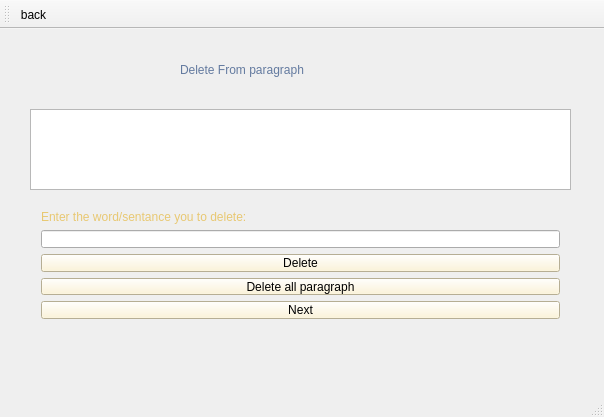
Old version of the form DeletePage.ui in the repository Rrr3rrr2004/Word-Frequency-Count.
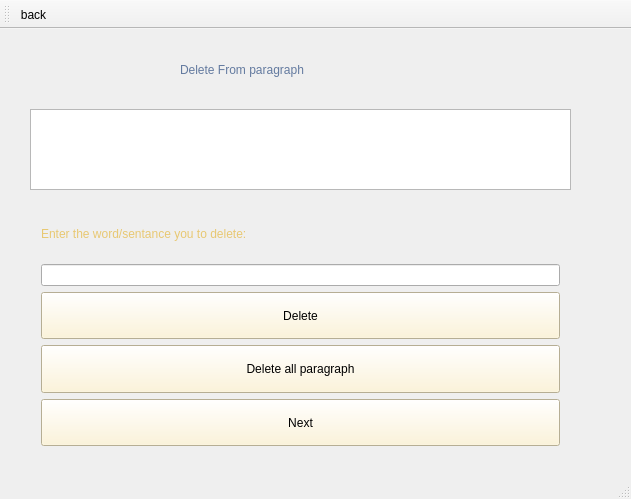
New version of the form. Icons and pictures are not drawn.

Commit message: Finishing DeletePage

Patch:
```diff
--- a/DeletePage.ui
+++ b/DeletePage.ui
@@ -6,8 +6,8 @@
    <rect>
     <x>0</x>
     <y>0</y>
-    <width>604</width>
-    <height>417</height>
+    <width>631</width>
+    <height>499</height>
    </rect>
   </property>
   <property name="windowTitle">
@@ -50,7 +50,7 @@
       <x>30</x>
       <y>170</y>
       <width>541</width>
-      <height>131</height>
+      <height>258</height>
      </rect>
     </property>
     <layout class="QVBoxLayout" name="verticalLayout">
@@ -66,11 +66,7 @@
       </widget>
      </item>
      <item>
-      <widget class="QLineEdit" name="delText">
-       <property name="clearButtonEnabled">
-        <bool>false</bool>
-       </property>
-      </widget>
+      <widget class="QLineEdit" name="delText"/>
      </item>
      <item>
       <widget class="QPushButton" name="deleteButton">
```
The commit also changes 4 other files.
